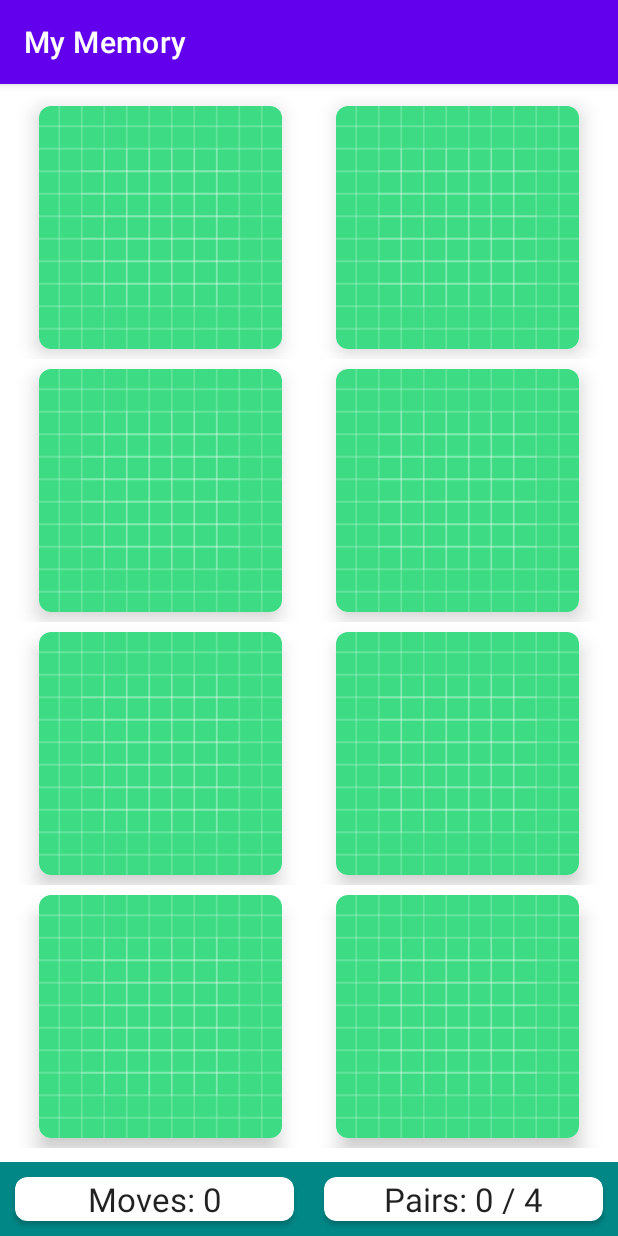
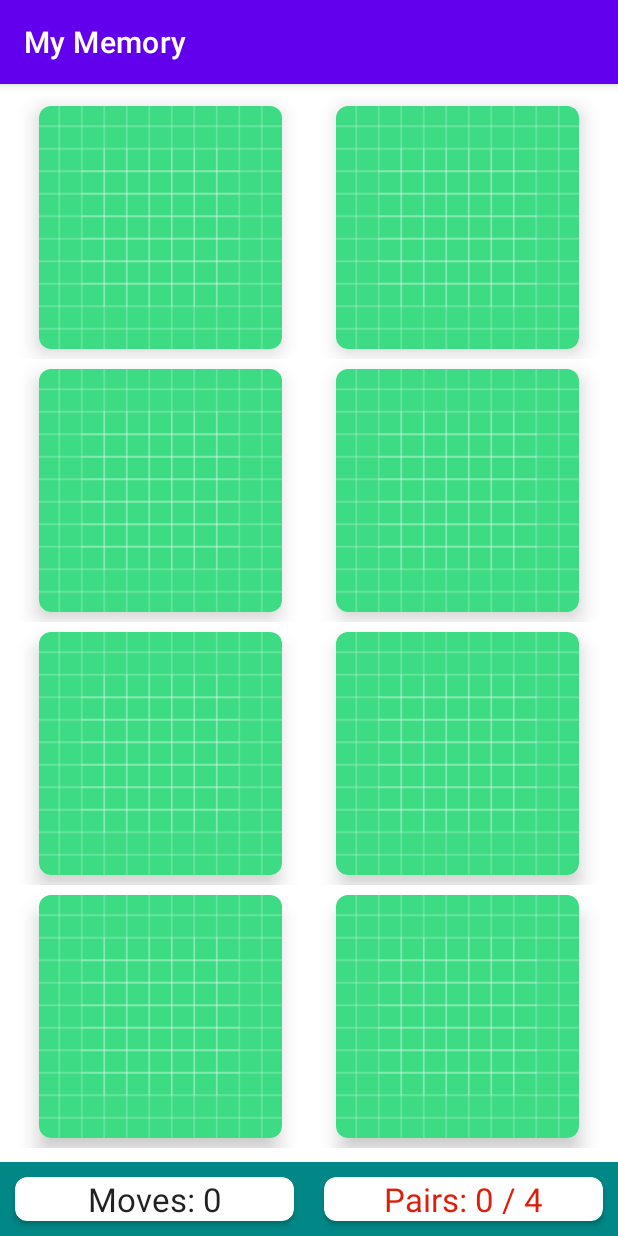
Before and after one commit to VNgwazini/Khumbula-Memory-Game, an Android app: the screen it shows after launch (MainActivity), on a phone screen of 412 x 824 dp. Run offline under Robolectric (Android 15) with nearby library versions, the phone set to English and light mode, and no system bars.

Commit message:
Added color interpolation on Pairs to show game progress.

```diff
--- a/app/src/main/res/values/colors.xml
+++ b/app/src/main/res/values/colors.xml
@@ -8,4 +8,6 @@
     <color name="black">#FF000000</color>
     <color name="white">#FFFFFFFF</color>
     <color name="color_gray">#E0E0E0</color>
+    <color name="color_progresss_none">#DC1E0B</color>
+    <color name="color_progresss_full">#35BA01</color>
 </resources>
```
Also changed, not shown: app/src/main/java/com/vusa/mymemory/MainActivity.kt (+12 -0 lines).
